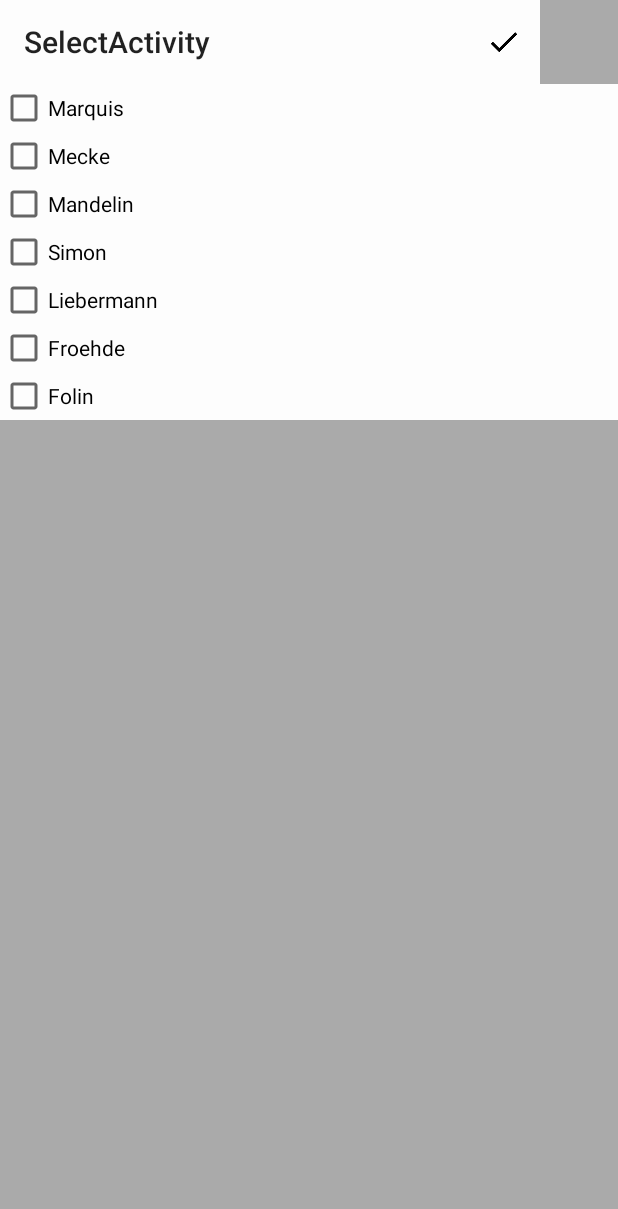
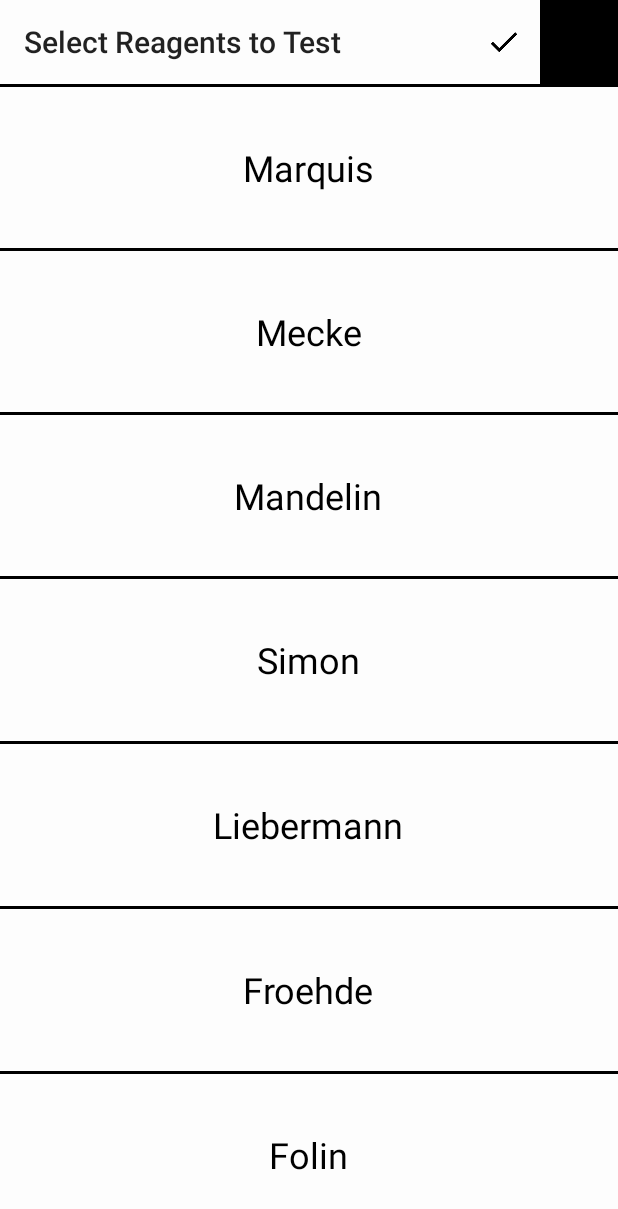
Before and after one commit to tkarssli/ReAgent, an Android app: the screen it shows after launch (SelectActivity), on a phone screen of 412 x 824 dp. Shown: the top 1209 px of the screen. Run offline under Robolectric (Android 15) with nearby library versions, the phone set to English and light mode, and no system bars.

Commit message:
Improved look of the page users select Reagents on.

```diff
--- a/app/src/main/java/tkarssli/reagent/ChemicalAdapter.java
+++ b/app/src/main/java/tkarssli/reagent/ChemicalAdapter.java
@@ -73,7 +73,7 @@ public class ChemicalAdapter extends ArrayAdapter<Chemical> {
             }
         }
 
-        convertView.findViewById(R.id.item_container).setBackgroundColor(getContext().getResources().getColor(R.color.chemical_list_tem));
+        convertView.findViewById(R.id.item_container).setBackgroundColor(getContext().getResources().getColor(R.color.chemical_list_item));
         for (int x =0; x < selectedChemical.size(); x++){
             if(chemical.id == selectedChemical.get(x)){
                 convertView.findViewById(R.id.item_container).setBackgroundColor(getContext().getResources().getColor(R.color.colorAccent));
--- a/app/src/main/java/tkarssli/reagent/SelectActivity.java
+++ b/app/src/main/java/tkarssli/reagent/SelectActivity.java
@@ -19,6 +19,7 @@ public class SelectActivity extends AppCompatActivity {
         super.onCreate(savedInstanceState);
         setContentView(R.layout.activity_select);
         Toolbar toolbar = (Toolbar) findViewById(R.id.toolbar);
+        toolbar.setTitle("Select Reagents to Test");
         setSupportActionBar(toolbar);
 
     }
@@ -26,6 +27,12 @@ public class SelectActivity extends AppCompatActivity {
     public void onCheckboxClicked(View view) {
         // Is the view now checked?
         boolean checked = ((CheckBox) view).isChecked();
+
+        if(checked) {
+            view.setBackgroundColor(getResources().getColor(R.color.colorButtonRed));
+        } else {
+            view.setBackgroundColor(getResources().getColor(R.color.colorPrimary));
+        }
 
         // Check which checkbox was clicked
         switch(view.getId()) {
--- a/app/src/main/java/tkarssli/reagent/fragments/HomeFragment.java
+++ b/app/src/main/java/tkarssli/reagent/fragments/HomeFragment.java
@@ -109,7 +109,7 @@ public class HomeFragment extends Fragment {
                     @Override
                     public void onDismiss() {
                         if (currentSelection != null){
-                            currentSelection.findViewById(R.id.ll).setBackgroundColor(getContext().getResources().getColor(R.color.chemical_list_tem));
+                            currentSelection.findViewById(R.id.ll).setBackgroundColor(getContext().getResources().getColor(R.color.chemical_list_item));
                         }
 
                         }
--- a/app/src/main/res/layout/activity_select.xml
+++ b/app/src/main/res/layout/activity_select.xml
@@ -4,9 +4,10 @@
     xmlns:tools="http://schemas.android.com/tools"
     android:layout_width="match_parent"
     android:layout_height="match_parent"
-    android:background="@android:color/darker_gray"
+    android:background="?attr/colorPrimaryDark"
     android:orientation="vertical"
-    tools:context="tkarssli.reagent.SelectActivity">
+    tools:context="tkarssli.reagent.SelectActivity"
+    >
 
 
     <android.support.v7.widget.Toolbar
@@ -20,63 +21,101 @@
         tools:layout_conversion_absoluteX="0dp"
         tools:layout_conversion_absoluteY="0dp"
         tools:layout_editor_absoluteX="0dp"
-        tools:layout_editor_absoluteY="8dp" />
+        tools:layout_editor_absoluteY="8dp"
+        android:drawSelectorOnTop="true"
+        />
 
     <CheckBox
         android:id="@+id/marquis_box"
         android:layout_width="match_parent"
-        android:layout_height="wrap_content"
+        android:layout_height="0dp"
+        android:layout_marginTop="2dp"
+        android:layout_weight="1"
         android:background="@color/colorPrimary"
+        android:button="@android:color/transparent"
+        android:drawSelectorOnTop="true"
+        android:gravity="center"
+        android:onClick="onCheckboxClicked"
         android:text="Marquis"
-        android:onClick="onCheckboxClicked"/>
+        android:textSize="24sp" />
 
     <CheckBox
         android:id="@+id/mecke_box"
         android:layout_width="match_parent"
-        android:layout_height="wrap_content"
+        android:layout_height="0dp"
+        android:layout_marginTop="2dp"
+        android:layout_weight="1"
         android:background="@color/colorPrimary"
+        android:button="@android:color/transparent"
+        android:gravity="center"
+        android:onClick="onCheckboxClicked"
         android:text="Mecke"
-        android:onClick="onCheckboxClicked"/>
+        android:textSize="24sp" />
 
     <CheckBox
         android:id="@+id/mandelin_box"
         android:layout_width="match_parent"
-        android:layout_height="wrap_content"
+        android:layout_height="0dp"
+        android:layout_marginTop="2dp"
+        android:layout_weight="1"
         android:background="@color/colorPrimary"
+        android:button="@android:color/transparent"
+        android:gravity="center"
+        android:onClick="onCheckboxClicked"
         android:text="Mandelin"
-        android:onClick="onCheckboxClicked"/>
+        android:textSize="24sp" />
 
     <CheckBox
         android:id="@+id/simon_box"
         android:layout_width="match_parent"
-        android:layout_height="wrap_content"
+        android:layout_height="0dp"
+        android:layout_marginTop="2dp"
+        android:layout_weight="1"
         android:background="@color/colorPrimary"
+        android:button="@android:color/transparent"
+        android:gravity="center"
+        android:onClick="onCheckboxClicked"
         android:text="Simon"
-        android:onClick="onCheckboxClicked"/>
+        android:textSize="24sp" />
 
     <CheckBox
         android:id="@+id/liebermann_box"
         android:layout_width="match_parent"
-        android:layout_height="wrap_content"
+        android:layout_height="0dp"
+        android:layout_marginTop="2dp"
+        android:layout_weight="1"
         android:background="@color/colorPrimary"
+        android:button="@android:color/transparent"
+        android:gravity="center"
+        android:onClick="onCheckboxClicked"
         android:text="Liebermann"
-        android:onClick="onCheckboxClicked"/>
+        android:textSize="24sp" />
 
     <CheckBox
         android:id="@+id/froehde_box"
         android:layout_width="match_parent"
-        android:layout_height="wrap_content"
+        android:layout_height="0dp"
+        android:layout_marginTop="2dp"
+        android:layout_weight="1"
         android:background="@color/colorPrimary"
+        android:button="@android:color/transparent"
+        android:gravity="center"
+        android:onClick="onCheckboxClicked"
         android:text="Froehde"
-        android:onClick="onCheckboxClicked"/>
+        android:textSize="24sp" />
 
     <CheckBox
         android:id="@+id/folin_box"
         android:layout_width="match_parent"
-        android:layout_height="wrap_content"
+        android:layout_height="0dp"
+        android:layout_marginTop="2dp"
+        android:layout_weight="1"
         android:background="@color/colorPrimary"
+        android:button="@android:color/transparent"
+        android:gravity="center"
+        android:onClick="onCheckboxClicked"
         android:text="Folin"
-        android:onClick="onCheckboxClicked"/>
+        android:textSize="24sp" />
 
 
 </LinearLayout>
--- a/app/src/main/res/layout/home_adapter_item.xml
+++ b/app/src/main/res/layout/home_adapter_item.xml
@@ -8,7 +8,7 @@
     <LinearLayout
         android:layout_width="match_parent"
         android:layout_height="wrap_content"
-        android:background="@color/chemical_list_tem"
+        android:background="@color/chemical_list_item"
         android:orientation="horizontal"
         android:id="@+id/ll">
 
--- a/app/src/main/res/values/colors.xml
+++ b/app/src/main/res/values/colors.xml
@@ -3,7 +3,7 @@
     <color name="colorPrimary">#fdfdfd</color>
     <color name="colorPrimaryDark">#000000</color>
     <color name="colorAccent">#b0b0ff</color>
-    <color name="chemical_list_tem">#e5e5e5</color>
+    <color name="chemical_list_item">#e5e5e5</color>
     <color name="colorButtonNormal">#83feaa</color>
     <color name="colorButtonRed">#fe8383</color>
     <color name="black_overlay">#66000000</color>
```
